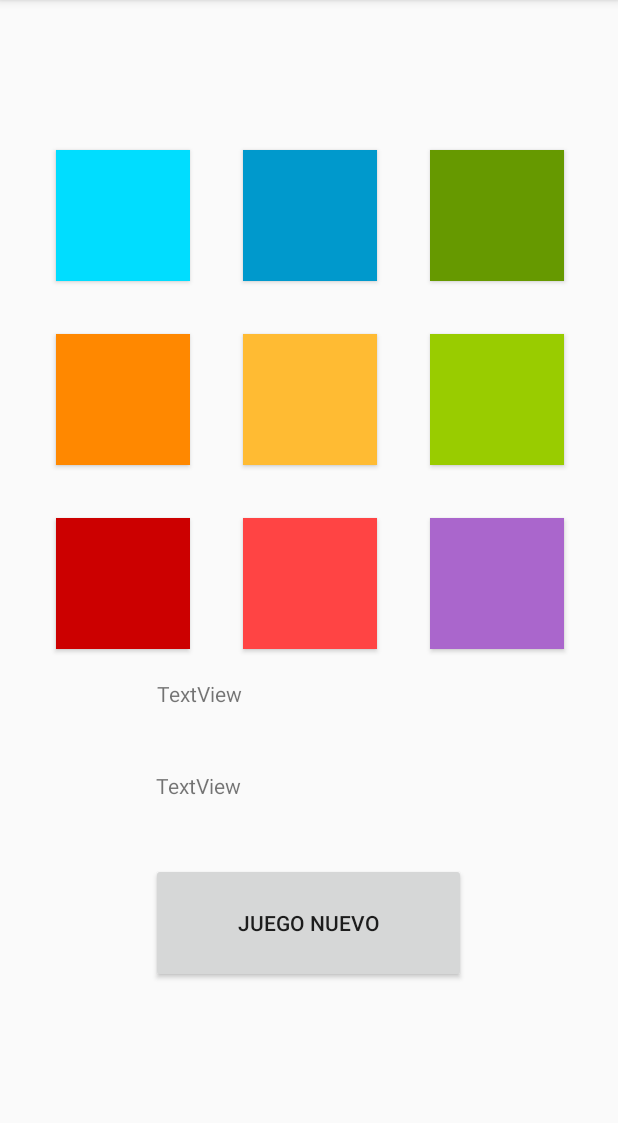
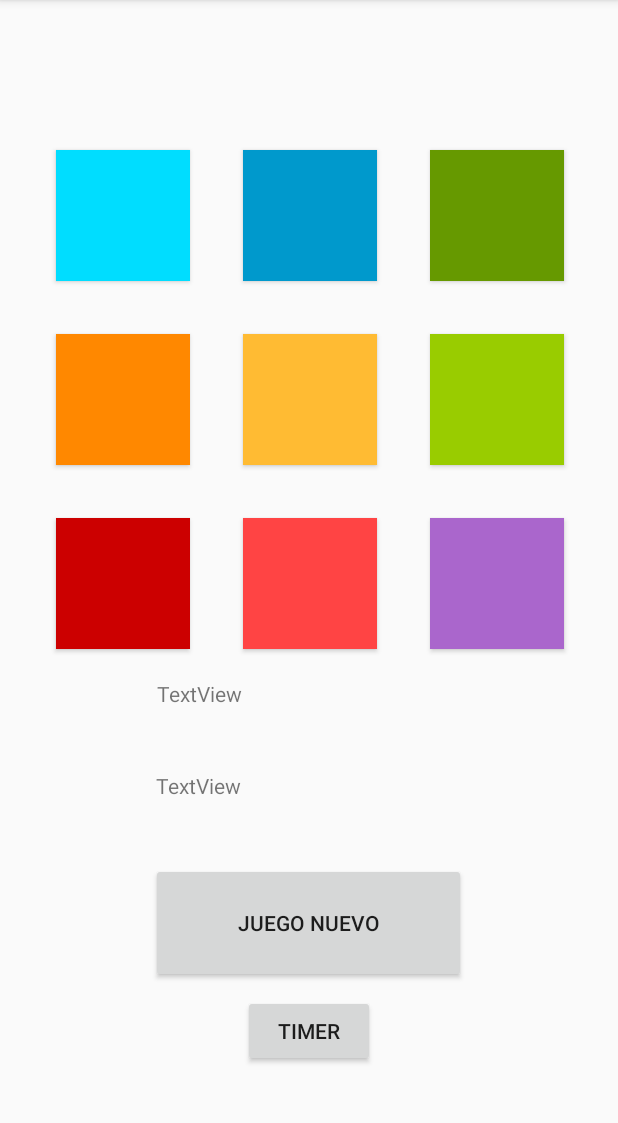
Before and after one commit to ACMR1009/simon, an Android app: the screen it shows after launch (MainActivity), on a phone screen of 412 x 824 dp, the part 84-1207 px from its top. Run offline under Robolectric (Android 15) with nearby library versions, the phone set to English and light mode, and no system bars.

Commit message:
Versión 3
- Timer funciona a medias.
- Ya se resaltan los botones, pero no uno por uno.

```diff
--- a/app/src/main/res/layout/activity_main.xml
+++ b/app/src/main/res/layout/activity_main.xml
@@ -148,4 +148,18 @@
         app:layout_constraintStart_toStartOf="parent"
         app:layout_constraintTop_toBottomOf="@+id/textComp" />
 
+    <Button
+        android:id="@+id/timer"
+        android:layout_width="wrap_content"
+        android:layout_height="wrap_content"
+        android:layout_marginStart="161dp"
+        android:layout_marginLeft="161dp"
+        android:layout_marginTop="8dp"
+        android:layout_marginEnd="162dp"
+        android:layout_marginRight="162dp"
+        android:text="Timer"
+        app:layout_constraintEnd_toEndOf="parent"
+        app:layout_constraintStart_toStartOf="parent"
+        app:layout_constraintTop_toBottomOf="@+id/btnjuegonuevo" />
+
 </android.support.constraint.ConstraintLayout>
```
Also changed, not shown: app/src/main/java/com/example/simon/MainActivity.java (+92 -5 lines).
